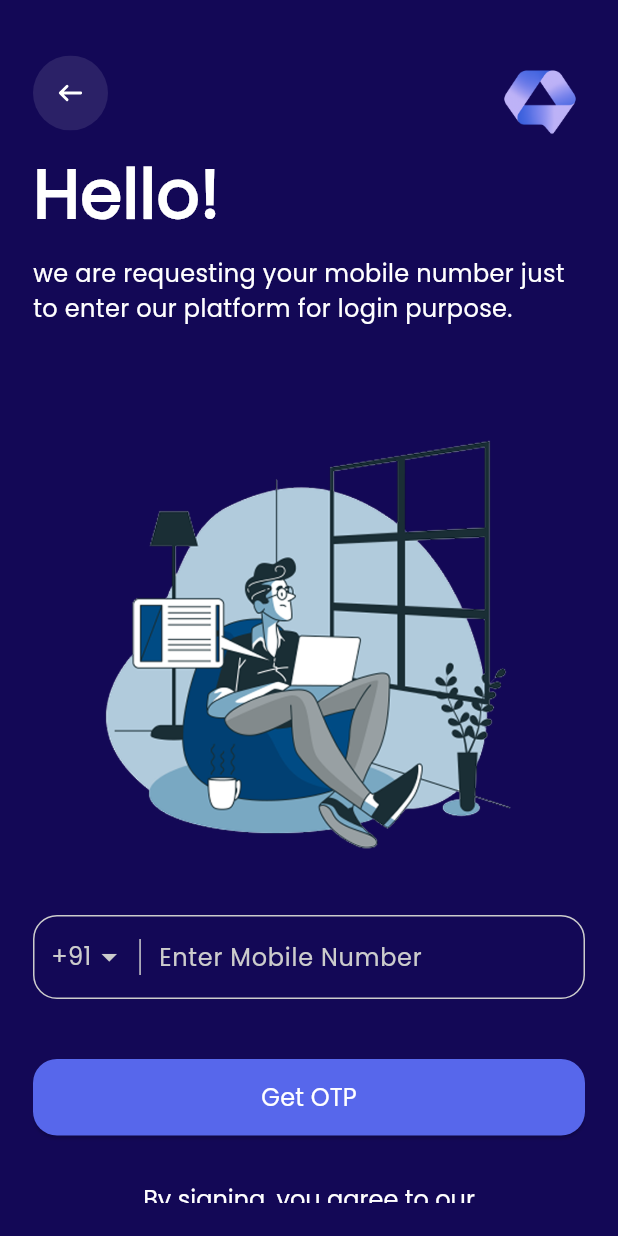
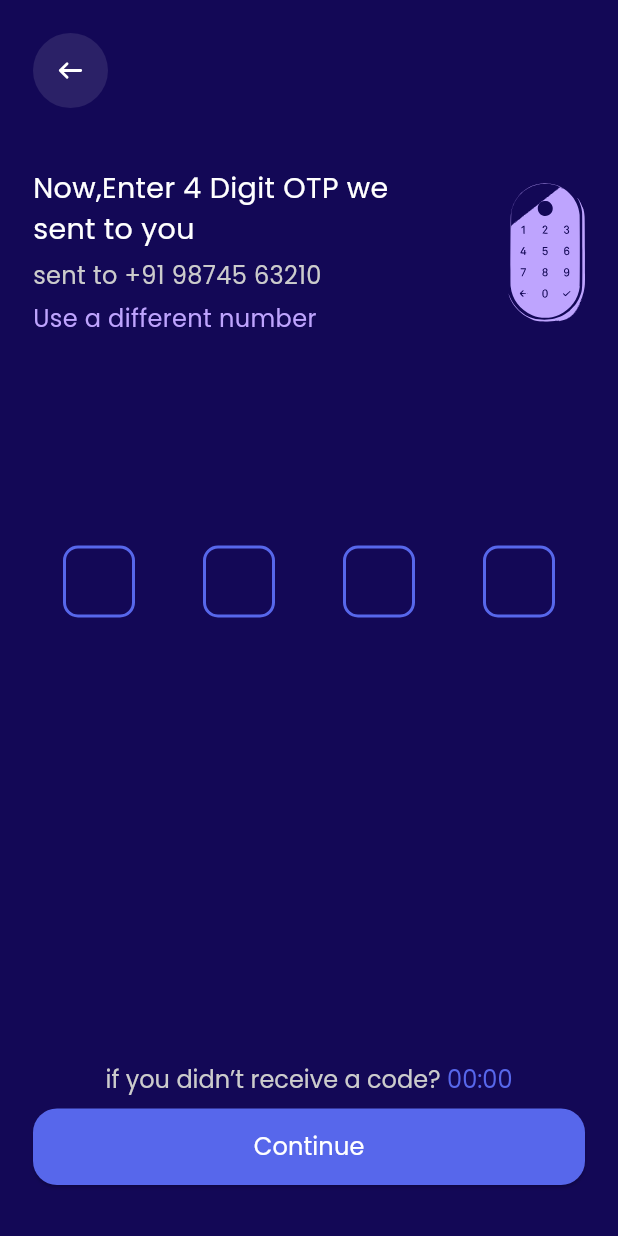
Before and after one commit to wohamedosama/smile-chat, a Flutter app: the LoginUsingMobileNumber screen opened directly, after a tap on "Get OTP", on a phone screen of 412 x 824 dp. Run offline on Flutter 3.47's test engine with Material 3 defaults, Android fonts, the phone set to English and light mode, and no system bars; drawn by our look-alikes of pin_code_fields; our stand-ins replace firebase_core, flutter_native_splash, flutter_svg; accounts and stored records are empty; project files that could hold a hidden picture were left out.

Commit message:
end from grt otp screen

```diff
--- a/lib/app_router.dart
+++ b/lib/app_router.dart
@@ -1,4 +1,5 @@
 import 'package:flutter/material.dart';
+import 'package:smile_chat/features/auth/presentation/screens/get_otp_screen.dart';
 import 'package:smile_chat/features/auth/presentation/screens/login_using_mobile_number.dart';
 import 'package:smile_chat/features/landing/presentation/screens/landing_sscreen.dart';
 import 'package:smile_chat/utils/constant.dart';
@@ -11,6 +12,9 @@ class AppRouter {
       case loginUsingMobileNumber:
         return MaterialPageRoute(
             builder: (_) => const LoginUsingMobileNumber());
+
+      case getOTPScreen:
+        return MaterialPageRoute(builder: (_) => const GETOTPScereen());
       default:
         return MaterialPageRoute(
           builder: (context) => const Scaffold(
--- /dev/null
+++ b/lib/features/auth/presentation/screens/get_otp_screen.dart
@@ -0,0 +1,127 @@
+import 'package:flutter/material.dart';
+import 'package:flutter_svg/svg.dart';
+import 'package:pin_code_fields/pin_code_fields.dart';
+import 'package:smile_chat/features/landing/presentation/widgets/custom_elevated_button.dart';
+import 'package:smile_chat/utils/app_color.dart';
+import 'package:smile_chat/utils/app_font_size.dart';
+import 'package:smile_chat/utils/app_images.dart';
+
+class GETOTPScereen extends StatelessWidget {
+  const GETOTPScereen({super.key});
+
+  @override
+  Widget build(BuildContext context) {
+    return Scaffold(
+      backgroundColor: AppColor.primayColor,
+      body: SafeArea(
+        child: Padding(
+          padding: EdgeInsets.all(22),
+          child: Column(
+            crossAxisAlignment: CrossAxisAlignment.start,
+            children: [
+              GestureDetector(
+                onTap: () {
+                  Navigator.pop(context);
+                },
+                child: SvgPicture.asset(
+                  height: 50,
+                  Assets.assetsImagesArrowBackIcon,
+                  fit: BoxFit.cover,
+                ),
+              ),
+              SizedBox(height: 40),
+              Row(
+                children: [
+                  Expanded(
+                    child: Column(
+                      spacing: 6,
+                      crossAxisAlignment: CrossAxisAlignment.start,
+                      children: [
+                        Text(
+                          'Now,Enter 4 Digit OTP we sent to you',
+                          style: AppStyles.styleMedium19,
+                          maxLines: 2,
+                        ),
+                        Text(
+                          'sent to +91 98745 63210',
+                          style: AppStyles.stylelightWithLightPurbleColor16
+                              .copyWith(
+                            color: Color(0xffcccccc),
+                          ),
+                          maxLines: 2,
+                        ),
+                        Text('Use a different number',
+                            style: AppStyles.stylelightWithLightPurbleColor16),
+                      ],
+                    ),
+                  ),
+                  SizedBox(width: 80),
+                  SvgPicture.asset(Assets.assetsImagesEnterOtpCodeImage)
+                ],
+              ),
+              Spacer(),
+              //Spacer(),
+              Padding(
+                padding: const EdgeInsets.symmetric(horizontal: 20.0),
+                child: PinCodeTextField(
+                  keyboardType: TextInputType.number,
+                  textStyle: AppStyles.styleMediumWithWhiteColor16,
+                  appContext: context,
+                  length: 4,
+                  pastedTextStyle: AppStyles.styleMediumWithMidGrayColor16,
+                  animationType: AnimationType.slide,
+                  // validator: (value) {
+                  //   if (value!.length < 4) {
+                  //     return "Please enter 4 digits OTP";
+                  //   } else {
+                  //     return null;
+                  //   }
+                  // },
+                  pinTheme: PinTheme(
+                    activeColor: AppColor.whiteColor,
+                    inactiveColor: AppColor.lightBlueColor,
+                    inactiveFillColor: AppColor.lightBlueColor,
+                    activeFillColor: AppColor.lightBlueColor,
+                    shape: PinCodeFieldShape.box,
+                    fieldHeight: 48,
+                    fieldWidth: 48,
+                    borderRadius: BorderRadius.circular(10),
+                  ),
+                  cursorColor: AppColor.whiteColor,
+                  animationDuration: Duration(milliseconds: 300),
+                ),
+              ),
+              Spacer(
+                flex: 2,
+              ),
+              Center(
+                child: RichText(
+                  textAlign: TextAlign.center,
+                  text: TextSpan(
+                    children: [
+                      TextSpan(
+                          text: 'if you didn’t receive a code?',
+                          style: AppStyles.styleMediumWithWhiteColor16
+                              .copyWith(color: Color(0xffcccccc))),
+                      TextSpan(
+                          text: ' 00:00',
+                          style: AppStyles.styleMediumWithLightBlueColor16),
+                    ],
+                  ),
+                ),
+              ),
+              SizedBox(height: 8),
+              Column(
+                crossAxisAlignment: CrossAxisAlignment.stretch,
+                children: [
+                  CustomElevatedButton(onPressed: () {}, text: 'Continue'),
+                ],
+              ),
+              SizedBox(height: 12),
+            ],
+          ),
+        ),
+      ),
+    );
+  }
+}
--- a/lib/features/auth/presentation/screens/login_using_mobile_number.dart
+++ b/lib/features/auth/presentation/screens/login_using_mobile_number.dart
@@ -4,6 +4,7 @@ import 'package:smile_chat/features/landing/presentation/widgets/custom_elevated
 import 'package:smile_chat/utils/app_color.dart';
 import 'package:smile_chat/utils/app_font_size.dart';
 import 'package:smile_chat/utils/app_images.dart';
+import 'package:smile_chat/utils/constant.dart';
 
 class LoginUsingMobileNumber extends StatelessWidget {
   const LoginUsingMobileNumber({super.key});
@@ -19,7 +20,6 @@ class LoginUsingMobileNumber extends StatelessWidget {
             child: Column(
               crossAxisAlignment: CrossAxisAlignment.stretch,
               children: [
-                SizedBox(height: 15),
                 Row(
                   crossAxisAlignment: CrossAxisAlignment.start,
                   children: [
@@ -99,7 +99,9 @@ class LoginUsingMobileNumber extends StatelessWidget {
                 ),
                 SizedBox(height: 40),
                 CustomElevatedButton(
-                  onPressed: () {},
+                  onPressed: () {
+                    Navigator.pushNamed(context, getOTPScreen);
+                  },
                   text: 'Get OTP',
                 ),
                 SizedBox(height: 30),
--- a/lib/utils/constant.dart
+++ b/lib/utils/constant.dart
@@ -1,2 +1,3 @@
 const String loginUsingMobileNumber = '/loginUsingMobileNumber';
 const String loginUsingEmail = '/loginUsingEmail';
+const String getOTPScreen = '/getOTPScreen';
--- a/pubspec.yaml
+++ b/pubspec.yaml
@@ -39,13 +39,13 @@ dependencies:
   flutter:
     sdk: flutter
   flutter_bloc: ^9.1.0
-  # flutter_local_notifications: ^19.0.0
   flutter_native_splash: ^2.4.4
   flutter_svg: ^2.1.0
   fluttertoast: ^8.2.12
   google_sign_in: ^6.3.0
   image_picker: ^1.1.2
   intl: ^0.20.2
+  pin_code_fields: ^8.0.1
   shared_preferences: ^2.5.2
 
 dev_dependencies:
```
Also changed, not shown: pubspec.lock.
